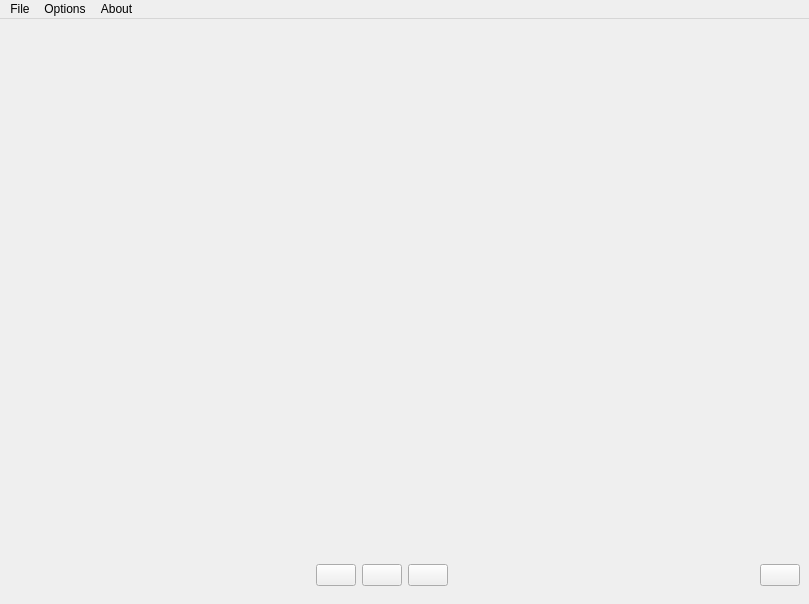
This is Slideshow/ui/slideshow_main.ui in wahhaj/PySlideshow as Qt 5 draws it before an edit. The edited form follows.
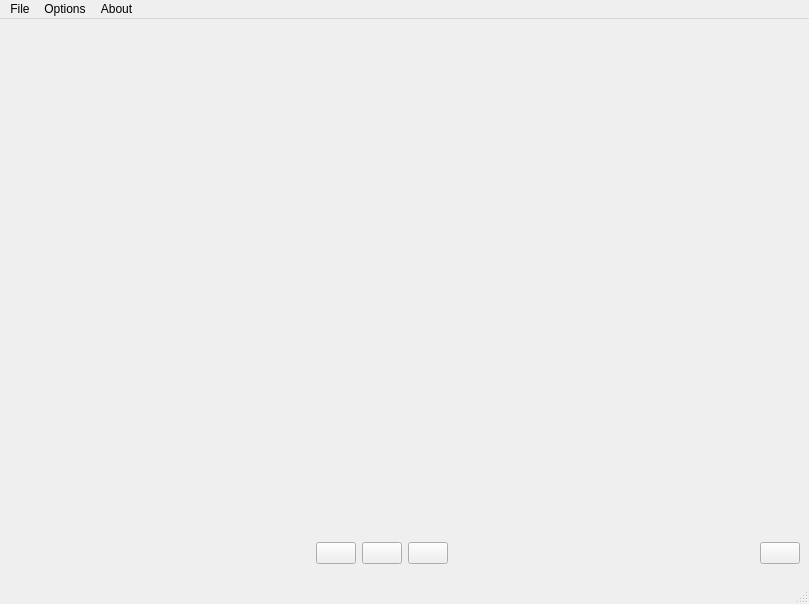
This is the edited form. Icons and pictures are not drawn.

Commit message: Slideshow can be started/stopped and its speed changed from the Options menu

```diff
--- a/Slideshow/ui/slideshow_main.ui
+++ b/Slideshow/ui/slideshow_main.ui
@@ -230,6 +230,7 @@
    <addaction name="menuOption"/>
    <addaction name="menuAbout"/>
   </widget>
+  <widget class="QStatusBar" name="status_bar"/>
   <action name="action_recursive">
    <property name="checkable">
     <bool>true</bool>
```
Left out of the diff: 4 changed lines with no effect on the pictures. The commit also changes 2 other files.
